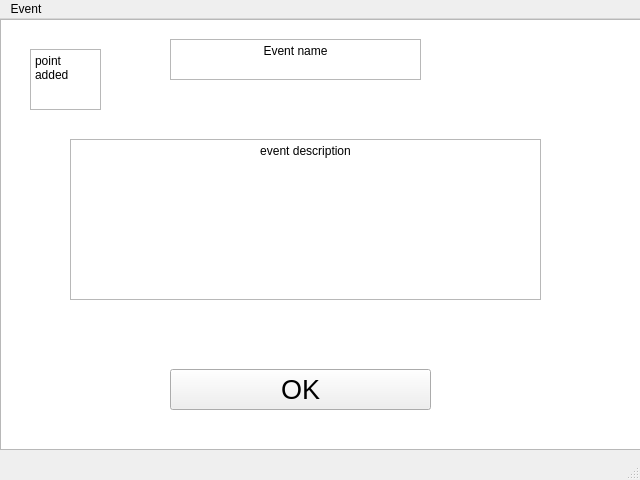
Before: the Qt Designer form Group Assignment/eventpopupwindow.ui in RickySkywalker/GP, drawn with Qt 5.
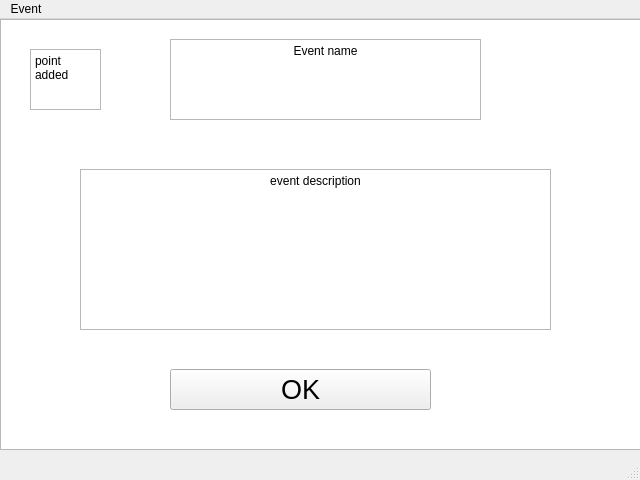
After: the same form once the commit is applied.

What changed in the file:
```diff
--- a/Group Assignment/eventpopupwindow.ui
+++ b/Group Assignment/eventpopupwindow.ui
@@ -19,8 +19,8 @@
      <rect>
       <x>170</x>
       <y>20</y>
-      <width>251</width>
-      <height>41</height>
+      <width>311</width>
+      <height>81</height>
      </rect>
     </property>
     <property name="html">
@@ -34,8 +34,8 @@
    <widget class="QTextBrowser" name="event_describe">
     <property name="geometry">
      <rect>
-      <x>70</x>
-      <y>120</y>
+      <x>80</x>
+      <y>150</y>
       <width>471</width>
       <height>161</height>
      </rect>
```
